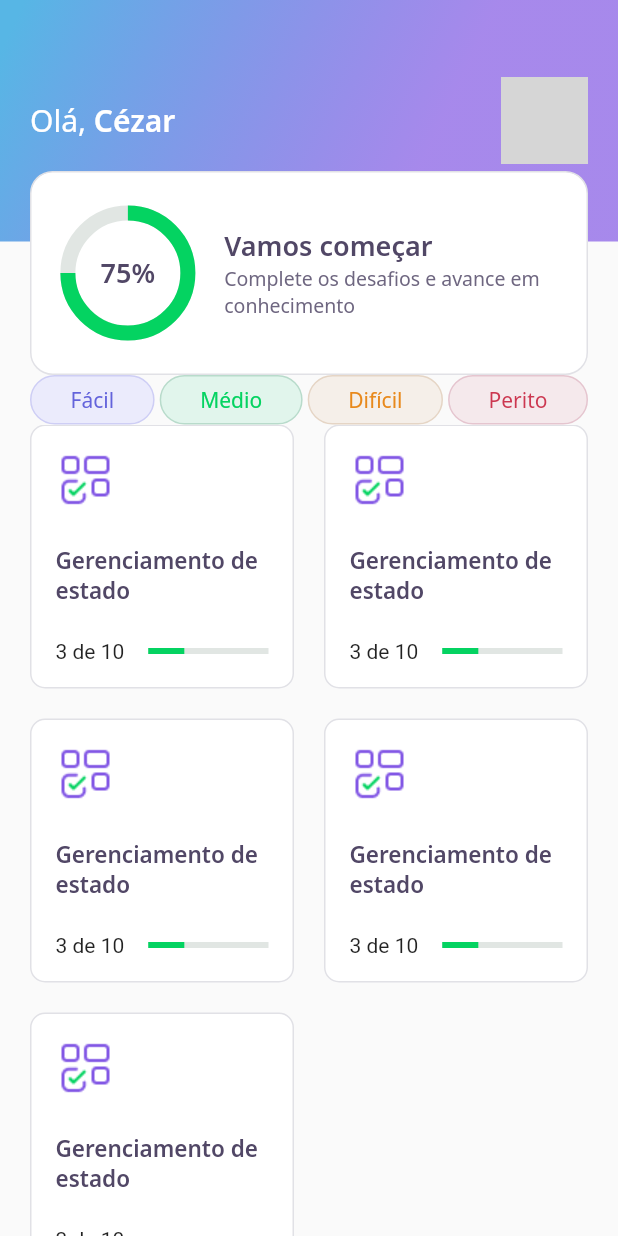
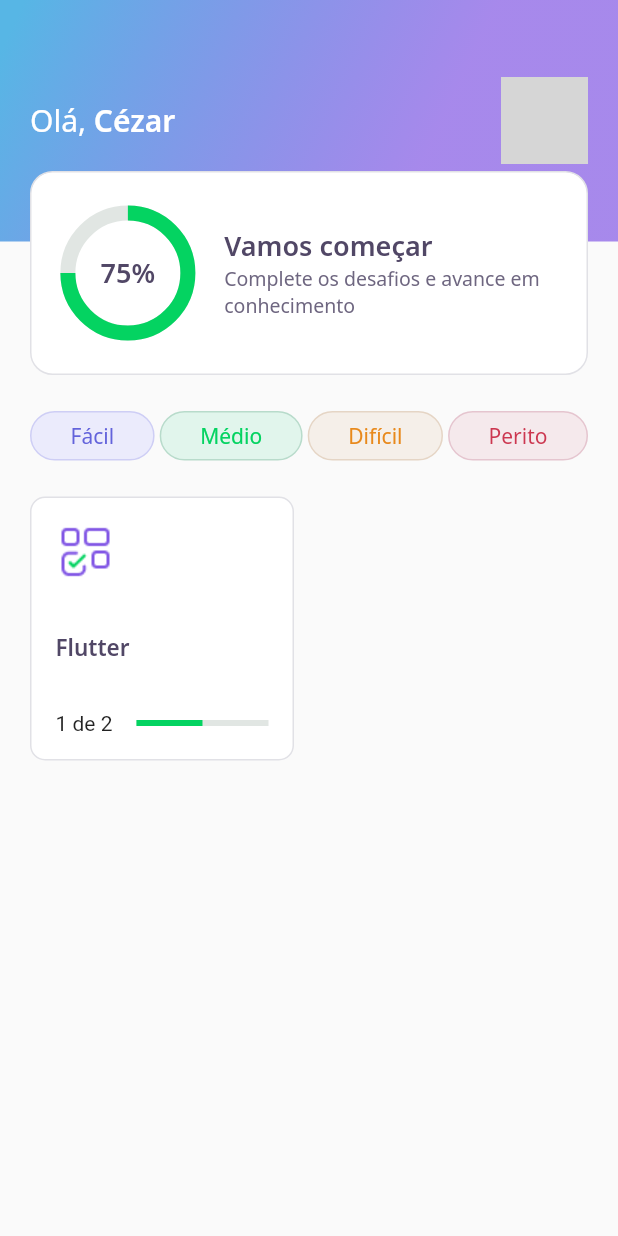
Before and after one commit to cezar-pereira/NLW-Flutter, a Flutter app: the HomePage screen opened directly, on a phone screen of 412 x 824 dp. Run offline on Flutter 3.47's test engine with Material 2 defaults, Android fonts, the light colour scheme and no system bars; our stand-ins replace google_fonts; network calls fail; grey boxes are pictures that could not be loaded.

Commit message:
Aula 3. Adicionado database local. Criado os modelos UserMode, QuizModel, QuestionModel e AwnserModel. Criado HomeController e HomeRespository

```diff
--- /dev/null
+++ b/database/user.json
@@ -0,0 +1,5 @@
+{
+    "name": "Cézar",
+    "score": 60,
+    "photoUrl": "https://avatars.githubusercontent.com/u/48159342?v=4"
+}
--- a/lib/core/app_widget.dart
+++ b/lib/core/app_widget.dart
@@ -10,7 +10,7 @@ class AppWidget extends StatelessWidget {
       debugShowCheckedModeBanner: false,
       title: "nlw_flutter",
       home: Scaffold(
-        body: ChallengePage(),
+        body: HomePage(),
       ),
     );
   }
--- /dev/null
+++ b/lib/home/home_controller.dart
@@ -0,0 +1,33 @@
+import 'package:flutter/material.dart';
+import 'package:nlw_flutter/core/app_images.dart';
+import 'package:nlw_flutter/home/home_repository.dart';
+import 'package:nlw_flutter/home/home_state.dart';
+import 'package:nlw_flutter/shared/models/awnser_model.dart';
+import 'package:nlw_flutter/shared/models/question_model.dart';
+import 'package:nlw_flutter/shared/models/quiz_model.dart';
+import 'package:nlw_flutter/shared/models/user_model.dart';
+
+class HomeController {
+  final ValueNotifier<HomeState> _state = ValueNotifier(HomeState.empty);
+  set state(HomeState state) => this._state.value = state;
+  ValueNotifier<HomeState> getState() => this._state;
+
+  UserModel? user;
+  List<QuizModel>? quizzes;
+  final repository = HomeRepository();
+
+  void getUser() async {
+    this.state = HomeState.loading;
+    user = await repository.getUser();
+    if (user == null) this.state = HomeState.error;
+  }
+
+  void getQuizzes() async {
+    this.state = HomeState.loading;
+    quizzes = await repository.getQuizzes();
+    if (quizzes == null)
+      this.state = HomeState.error;
+    else
+      this.state = HomeState.success;
+  }
+}
--- a/lib/home/home_page.dart
+++ b/lib/home/home_page.dart
@@ -1,8 +1,12 @@
 import 'package:flutter/material.dart';
+import 'package:nlw_flutter/challenge/widgets/quiz_widget.dart';
+import 'package:nlw_flutter/core/app_colors.dart';
+import 'package:nlw_flutter/home/home_controller.dart';
+import 'package:nlw_flutter/home/home_state.dart';
 import 'package:nlw_flutter/home/widgets/level_button_widget.dart';
-import 'package:nlw_flutter/home/widgets/quiz_card_widget.dart';
 
 import 'widgets/app_bar_widget.dart';
+import 'widgets/quiz_card_widget.dart';
 
 class HomePage extends StatefulWidget {
   @override
@@ -10,17 +14,32 @@ class HomePage extends StatefulWidget {
 }
 
 class _HomePageState extends State<HomePage> {
-  var listLevels = ["Fácil", "Médio", "Difícil", "Perito"];
+  final controller = HomeController();
+
+  @override
+  void initState() {
+    super.initState();
+    controller.getUser();
+    controller.getQuizzes();
+  }
 
   @override
   Widget build(BuildContext context) {
+    return ValueListenableBuilder(
+      valueListenable: controller.getState(),
+      builder: (context, value, child) {
+        if (value == HomeState.success) {
           return Scaffold(
-      appBar: AppBarWidget(),
+            appBar: AppBarWidget(
+              user: controller.user!,
+            ),
             body: Padding(
               padding: const EdgeInsets.symmetric(horizontal: 20),
               child: Column(
                 children: [
-            Row(
+                  Padding(
+                    padding: const EdgeInsets.symmetric(vertical: 24),
+                    child: Row(
                       mainAxisAlignment: MainAxisAlignment.spaceBetween,
                       children: [
                         LevelButtonWidget(label: "Fácil"),
@@ -29,25 +48,42 @@ class _HomePageState extends State<HomePage> {
                         LevelButtonWidget(label: "Perito"),
                       ],
                     ),
+                  ),
                   Expanded(
                     child: Container(
                       child: GridView.count(
                           mainAxisSpacing: 20,
                           crossAxisSpacing: 20,
                           crossAxisCount: 2,
-                  children: [
-                    QuizCardWidget(),
-                    QuizCardWidget(),
-                    QuizCardWidget(),
-                    QuizCardWidget(),
-                    QuizCardWidget(),
-                  ],
-                ),
+                          children: controller.quizzes!
+                              .map((quiz) => QuizCardWidget(quizModel: quiz))
+                              .toList()),
                     ),
                   )
                 ],
               ),
             ),
           );
+        } else if (value == HomeState.error) {
+          return Scaffold(
+            body: Center(
+              child: Icon(
+                Icons.close,
+                color: AppColors.darkRed,
+                size: 40,
+              ),
+            ),
+          );
+        } else {
+          return Scaffold(
+            body: Center(
+              child: CircularProgressIndicator(
+                valueColor: AlwaysStoppedAnimation<Color>(AppColors.darkGreen),
+              ),
+            ),
+          );
+        }
+      },
+    );
   }
 }
--- /dev/null
+++ b/lib/home/home_state.dart
@@ -0,0 +1 @@
+enum HomeState { success, loading, error, empty }
--- a/lib/home/widgets/app_bar_widget.dart
+++ b/lib/home/widgets/app_bar_widget.dart
@@ -1,9 +1,11 @@
 import 'package:flutter/material.dart';
 import 'package:nlw_flutter/core/core.dart';
 import 'package:nlw_flutter/home/widgets/score_card_widget.dart';
+import 'package:nlw_flutter/shared/models/user_model.dart';
 
 class AppBarWidget extends PreferredSize {
-  AppBarWidget()
+  final UserModel user;
+  AppBarWidget({required this.user})
       : super(
           preferredSize: Size.fromHeight(250),
           child: Container(
@@ -26,7 +28,7 @@ class AppBarWidget extends PreferredSize {
                             style: AppTextStyles.title,
                             children: [
                               TextSpan(
-                                text: "Cézar",
+                                text: user.name,
                                 style: AppTextStyles.titleBold,
                               )
                             ]),
@@ -37,8 +39,7 @@ class AppBarWidget extends PreferredSize {
                         decoration: BoxDecoration(
                             borderRadius: BorderRadius.circular(10),
                             image: DecorationImage(
-                                image: NetworkImage(
-                                    "https://avatars.githubusercontent.com/u/48159342?v=4"))),
+                                image: NetworkImage(user.photoUrl))),
                       )
                     ],
                   ),
--- a/lib/home/widgets/quiz_card_widget.dart
+++ b/lib/home/widgets/quiz_card_widget.dart
@@ -1,8 +1,13 @@
 import 'package:flutter/material.dart';
 import 'package:nlw_flutter/core/core.dart';
+import 'package:nlw_flutter/shared/models/quiz_model.dart';
 import 'package:nlw_flutter/shared/widgets/linear_progress_indicator_widget.dart';
 
 class QuizCardWidget extends StatelessWidget {
+  final QuizModel quizModel;
+
+  QuizCardWidget({required this.quizModel});
+
   @override
   Widget build(BuildContext context) {
     return Container(
@@ -22,15 +27,18 @@ class QuizCardWidget extends StatelessWidget {
             child: Image.asset(AppImages.blocks),
           ),
           Text(
-            "Gerenciamento de estado",
+            quizModel.title,
             style: AppTextStyles.heading15,
           ),
           Row(
             children: [
-              Text("3 de 10"),
+              Text(
+                  "${quizModel.questionsAnswered} de ${quizModel.questions.length}"),
               SizedBox(width: 16),
               Expanded(
-                child: LinearProgressIndicatorWidget(value: 0.3),
+                child: LinearProgressIndicatorWidget(
+                    value: quizModel.questionsAnswered /
+                        quizModel.questions.length),
               ),
             ],
           )
--- /dev/null
+++ b/lib/shared/models/question_model.dart
@@ -0,0 +1,31 @@
+import 'dart:convert';
+
+import 'package:nlw_flutter/shared/models/awnser_model.dart';
+
+class QuestionModel {
+  final String title;
+  final List<AwnserModel> awnsers;
+
+  QuestionModel({required this.title, required this.awnsers})
+      : assert(awnsers.length == 4);
+
+  Map<String, dynamic> toMap() {
+    return {
+      'title': title,
+      'awnsers': awnsers.map((x) => x.toMap()).toList(),
+    };
+  }
+
+  factory QuestionModel.fromMap(Map<String, dynamic> map) {
+    return QuestionModel(
+      title: map['title'],
+      awnsers: List<AwnserModel>.from(
+          map['awnsers']?.map((x) => AwnserModel.fromMap(x))),
+    );
+  }
+
+  String toJson() => json.encode(toMap());
+
+  factory QuestionModel.fromJson(String source) =>
+      QuestionModel.fromMap(json.decode(source));
+}
--- /dev/null
+++ b/lib/shared/models/quiz_model.dart
@@ -0,0 +1,66 @@
+import 'dart:convert';
+
+import 'package:flutter/foundation.dart';
+
+import 'package:nlw_flutter/shared/models/question_model.dart';
+
+enum Level { facil, medio, dificil, perito }
+
+extension LevelStringExt on String {
+  Level get parse => {
+        "facil": Level.facil,
+        "medio": Level.medio,
+        "dificil": Level.dificil,
+        "perito": Level.perito,
+      }[this]!;
+}
+
+extension LevelExt on Level {
+  String get parse => {
+        Level.facil: "facil",
+        Level.medio: "medio",
+        Level.dificil: "dificil",
+        Level.perito: "perito",
+      }[this]!;
+}
+
+class QuizModel {
+  final String title;
+  final List<QuestionModel> questions;
+  final int questionsAnswered;
+  final String image;
+  final Level level;
+
+  QuizModel(
+      {required this.title,
+      required this.questions,
+      this.questionsAnswered = 0,
+      required this.image,
+      required this.level});
+
+  Map<String, dynamic> toMap() {
+    return {
+      'title': title,
+      'questions': questions.map((x) => x.toMap()).toList(),
+      'questionsAnswered': questionsAnswered,
+      'image': image,
+      'level': level.parse,
+    };
+  }
+
+  factory QuizModel.fromMap(Map<String, dynamic> map) {
+    return QuizModel(
+      title: map['title'],
+      questions: List<QuestionModel>.from(
+          map['questions']?.map((x) => QuestionModel.fromMap(x))),
+      questionsAnswered: map['questionsAnswered'],
+      image: map['image'],
+      level: map['level'].toString().parse,
+    );
+  }
+
+  String toJson() => json.encode(toMap());
+
+  factory QuizModel.fromJson(String source) =>
+      QuizModel.fromMap(json.decode(source));
+}
--- /dev/null
+++ b/lib/shared/models/user_model.dart
@@ -0,0 +1,20 @@
+import 'dart:convert';
+
+class UserModel {
+  final String name;
+  final String photoUrl;
+  final int score;
+
+  UserModel({required this.name, required this.photoUrl, this.score = 0});
+
+  Map<String, dynamic> toMap() =>
+      {'name': name, 'photoUrl': photoUrl, 'score': score};
+
+  String toJson() => json.encode(toMap());
+
+  factory UserModel.fromMap(Map<String, dynamic> map) =>
+      UserModel(name: map['name'], photoUrl: map['photoUrl']);
+
+  factory UserModel.fromJson(String data) =>
+      UserModel.fromMap(json.decode(data));
+}
--- a/pubspec.yaml
+++ b/pubspec.yaml
@@ -18,4 +18,5 @@ dev_dependencies:
 flutter:
   assets:
     - assets/images/
+    - database/
   uses-material-design: true
```
Also changed, not shown: database/quizzes.json (added, +46 -0 lines), lib/home/home_repository.dart (added, +20 -0 lines), lib/shared/models/awnser_model.dart (added, +20 -0 lines). Lines whose indentation alone changed are shown as unchanged.
